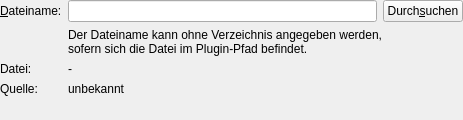
First picture: the form in src/plugins/info/sunset/SunsetPluginSettingsPane.ui, repository startkladde/startkladde, before the edit.
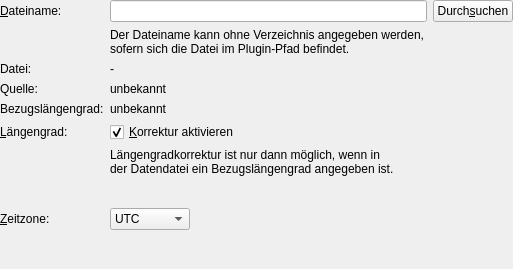
Second picture: the form after the edit. Custom widgets are drawn as their Qt base class.

Commit message: Sunset plugins: settings for longitude correction and time zone (not implemented yet)

Patch:
```diff
--- a/src/plugins/info/sunset/SunsetPluginSettingsPane.ui
+++ b/src/plugins/info/sunset/SunsetPluginSettingsPane.ui
@@ -6,17 +6,22 @@
    <rect>
     <x>0</x>
     <y>0</y>
-    <width>463</width>
-    <height>120</height>
+    <width>513</width>
+    <height>269</height>
    </rect>
   </property>
   <property name="windowTitle">
    <string>TestPluginSettingsPane</string>
   </property>
-  <layout class="QGridLayout" name="gridLayout">
+  <layout class="QVBoxLayout" name="verticalLayout">
+   <property name="spacing">
+    <number>0</number>
+   </property>
    <property name="margin">
     <number>0</number>
    </property>
+   <item>
+    <layout class="QGridLayout" name="gridLayout">
    <item row="0" column="0">
     <widget class="QLabel" name="nameLabel">
      <property name="text">
@@ -27,7 +32,7 @@
      </property>
     </widget>
    </item>
-   <item row="0" column="2">
+     <item row="0" column="1">
     <layout class="QHBoxLayout" name="horizontalLayout_2">
      <item>
       <widget class="QLineEdit" name="filenameInput"/>
@@ -41,7 +46,7 @@
      </item>
     </layout>
    </item>
-   <item row="1" column="2">
+     <item row="1" column="1">
     <widget class="QLabel" name="label">
      <property name="text">
       <string>Der Dateiname kann ohne Verzeichnis angegeben werden,
@@ -52,6 +57,20 @@
      </property>
     </widget>
    </item>
+     <item row="2" column="0">
+      <widget class="QLabel" name="label_2">
+       <property name="text">
+        <string>Datei:</string>
+       </property>
+      </widget>
+     </item>
+     <item row="2" column="1">
+      <widget class="QLabel" name="filenameLabel">
+       <property name="text">
+        <string>-</string>
+       </property>
+      </widget>
+     </item>
    <item row="3" column="0">
     <widget class="QLabel" name="label_6">
      <property name="text">
@@ -59,7 +78,7 @@
      </property>
     </widget>
    </item>
-   <item row="3" column="2">
+     <item row="3" column="1">
     <widget class="QLabel" name="sourceLabel">
      <property name="text">
       <string>unbekannt</string>
@@ -67,35 +86,150 @@
     </widget>
    </item>
    <item row="4" column="0">
+      <widget class="QLabel" name="label_3">
+       <property name="text">
+        <string>Bezugslängengrad:</string>
+       </property>
+      </widget>
+     </item>
+     <item row="4" column="1">
+      <widget class="QLabel" name="referenceLongitudeLabel">
+       <property name="text">
+        <string>unbekannt</string>
+       </property>
+      </widget>
+     </item>
+     <item row="5" column="0">
+      <widget class="QLabel" name="longitudeLabel">
+       <property name="text">
+        <string>&amp;Längengrad:</string>
+       </property>
+       <property name="buddy">
+        <cstring>longitudeInput</cstring>
+       </property>
+      </widget>
+     </item>
+     <item row="5" column="1">
+      <widget class="QCheckBox" name="longitudeCorrectionCheckbox">
+       <property name="text">
+        <string>&amp;Korrektur aktivieren</string>
+       </property>
+       <property name="checked">
+        <bool>true</bool>
+       </property>
+      </widget>
+     </item>
+     <item row="6" column="1">
+      <widget class="QLabel" name="referenceLongitudeNoteLabel">
+       <property name="text">
+        <string>Längengradkorrektur ist nur dann möglich, wenn in
+der Datendatei ein Bezugslängengrad angegeben ist.</string>
+       </property>
+      </widget>
+     </item>
+     <item row="7" column="1">
+      <layout class="QHBoxLayout" name="horizontalLayout">
+       <property name="spacing">
+        <number>0</number>
+       </property>
+       <item>
+        <widget class="LongitudeInput" name="longitudeInput" native="true">
+         <property name="minimumSize">
+          <size>
+           <width>10</width>
+           <height>0</height>
+          </size>
+         </property>
+         <property name="focusPolicy">
+          <enum>Qt::StrongFocus</enum>
+         </property>
+        </widget>
+       </item>
+       <item>
+        <spacer name="horizontalSpacer">
+         <property name="orientation">
+          <enum>Qt::Horizontal</enum>
+         </property>
+         <property name="sizeHint" stdset="0">
+          <size>
+           <width>40</width>
+           <height>20</height>
+          </size>
+         </property>
+        </spacer>
+       </item>
+      </layout>
+     </item>
+     <item row="8" column="0">
+      <widget class="QLabel" name="timeZoneLabel">
+       <property name="text">
+        <string>&amp;Zeitzone:</string>
+       </property>
+       <property name="buddy">
+        <cstring>timeZoneInput</cstring>
+       </property>
+      </widget>
+     </item>
+     <item row="8" column="1">
+      <layout class="QHBoxLayout" name="horizontalLayout_3">
+       <property name="spacing">
+        <number>0</number>
+       </property>
+       <item>
+        <widget class="QComboBox" name="timeZoneInput">
+         <item>
+          <property name="text">
+           <string>UTC</string>
+          </property>
+         </item>
+         <item>
+          <property name="text">
+           <string>Lokalzeit</string>
+          </property>
+         </item>
+        </widget>
+       </item>
+       <item>
+        <spacer name="horizontalSpacer_2">
+         <property name="orientation">
+          <enum>Qt::Horizontal</enum>
+         </property>
+         <property name="sizeHint" stdset="0">
+          <size>
+           <width>40</width>
+           <height>20</height>
+          </size>
+         </property>
+        </spacer>
+       </item>
+      </layout>
+     </item>
+    </layout>
+   </item>
+   <item>
     <spacer name="verticalSpacer">
      <property name="orientation">
       <enum>Qt::Vertical</enum>
      </property>
      <property name="sizeHint" stdset="0">
       <size>
-       <width>20</width>
-       <height>4</height>
+       <width>17</width>
+       <height>16</height>
       </size>
      </property>
     </spacer>
    </item>
-   <item row="2" column="0">
-    <widget class="QLabel" name="label_2">
-     <property name="text">
-      <string>Datei:</string>
-     </property>
-    </widget>
-   </item>
-   <item row="2" column="2">
-    <widget class="QLabel" name="filenameLabel">
-     <property name="text">
-      <string>-</string>
-     </property>
-    </widget>
-   </item>
   </layout>
  </widget>
  <layoutdefault spacing="6" margin="11"/>
+ <customwidgets>
+  <customwidget>
+   <class>LongitudeInput</class>
+   <extends>QWidget</extends>
+   <header>src/gui/widgets/LongitudeInput.h</header>
+   <container>1</container>
+  </customwidget>
+ </customwidgets>
  <tabstops>
   <tabstop>filenameInput</tabstop>
   <tabstop>findFileButton</tabstop>
```
Left out of the diff: 2 changed lines with no effect on the pictures. Lines whose indentation alone changed are shown as unchanged. The commit also changes 17 other files.
